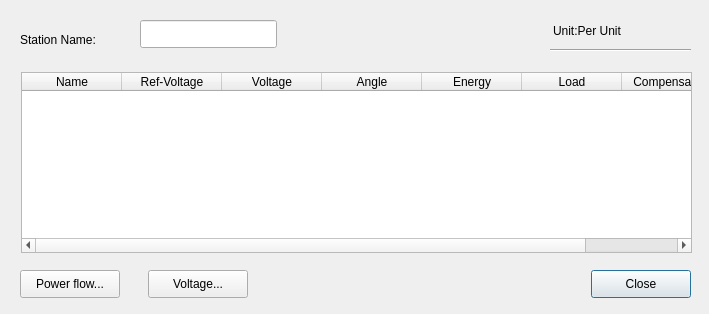
Before: the Qt Designer form GSCD/stationparameterdialog.ui in fzlgejiao/PowerTool, drawn with Qt 5.
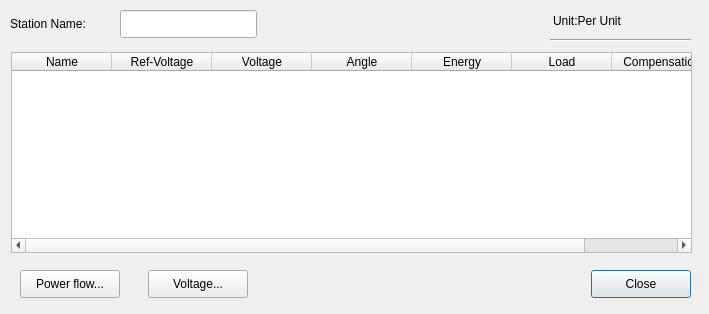
After: the same form once the commit is applied.

The edit to the form file:
```diff
--- a/GSCD/stationparameterdialog.ui
+++ b/GSCD/stationparameterdialog.ui
@@ -17,7 +17,7 @@
    <property name="geometry">
     <rect>
      <x>553</x>
-     <y>20</y>
+     <y>10</y>
      <width>121</width>
      <height>22</height>
     </rect>
@@ -30,7 +30,7 @@
    <property name="geometry">
     <rect>
      <x>550</x>
-     <y>40</y>
+     <y>30</y>
      <width>141</width>
      <height>20</height>
     </rect>
@@ -42,10 +42,10 @@
   <widget class="QTableWidget" name="tableWidget_parameter">
    <property name="geometry">
     <rect>
-     <x>21</x>
-     <y>72</y>
-     <width>671</width>
-     <height>181</height>
+     <x>11</x>
+     <y>52</y>
+     <width>681</width>
+     <height>201</height>
     </rect>
    </property>
    <column>
@@ -100,9 +100,9 @@
   <widget class="QLabel" name="label">
    <property name="geometry">
     <rect>
-     <x>20</x>
-     <y>30</y>
-     <width>113</width>
+     <x>10</x>
+     <y>14</y>
+     <width>101</width>
      <height>19</height>
     </rect>
    </property>
@@ -113,8 +113,8 @@
   <widget class="QLineEdit" name="lineEdit_name">
    <property name="geometry">
     <rect>
-     <x>140</x>
-     <y>20</y>
+     <x>120</x>
+     <y>10</y>
      <width>137</width>
      <height>28</height>
     </rect>
```
